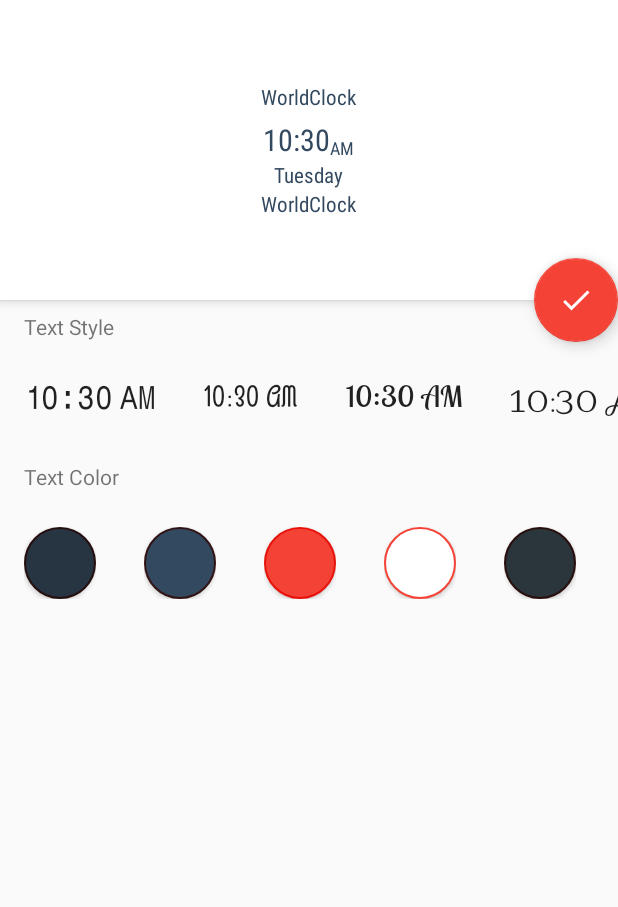
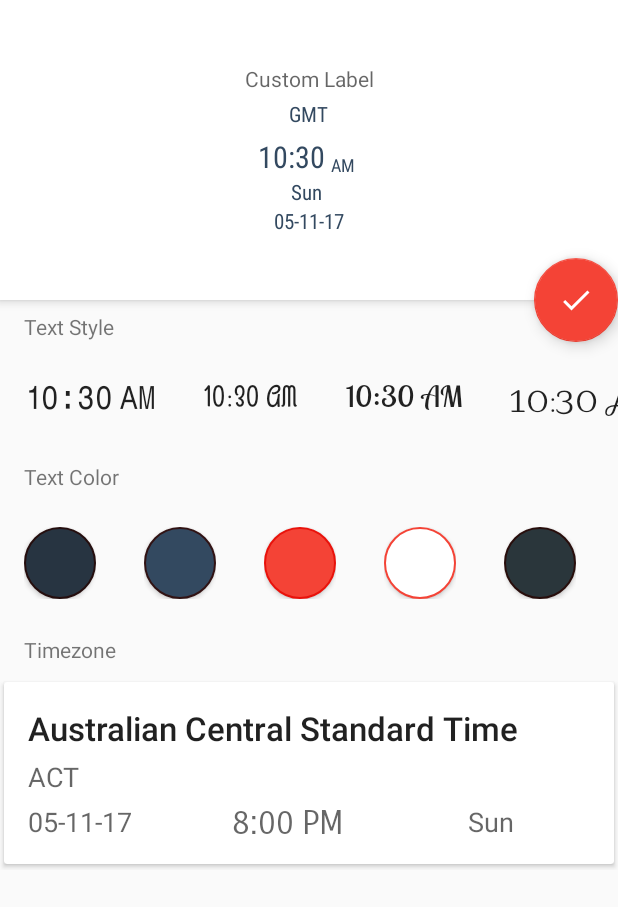
Before and after one commit to zkhan93/WorldClock, an Android app: the WidgetCustomizationActivity screen opened directly, with no data from a screen before it, on a phone screen of 412 x 824 dp. Shown: the top 907 px of the screen. Run offline under Robolectric (Android 15) with nearby library versions, the phone set to English and light mode, and no system bars; Roboto replaces fonts that are not available here.

Commit message:
fixed Widgets: 1- Scaling font size according to font size 2- Widget are updating every minute 3- TimeZone Recylerview code refactor

```diff
--- a/app/src/main/AndroidManifest.xml
+++ b/app/src/main/AndroidManifest.xml
@@ -49,6 +49,7 @@
                 <action android:name="anddroid.appwidget.action.APPWIDGET_CONFIGURATION"/>
             </intent-filter>
         </activity>
+
     </application>
 
 </manifest>
--- a/app/src/main/java/anonestep/com/worldclock/Adapter/TimeZoneTextStyleAdapter.java
+++ b/app/src/main/java/anonestep/com/worldclock/Adapter/TextStyleAdapter.java
@@ -18,14 +18,14 @@ import anonestep.com.worldclock.WidgetCustomizationActivity;
  * Created by Madhur Jain on 8/21/2017.
  */
 
-public class TimeZoneTextStyleAdapter extends RecyclerView.Adapter<TimeZoneTextStyleViewHolder> {
+public class TextStyleAdapter extends RecyclerView.Adapter<TimeZoneTextStyleViewHolder> {
 
     String[] fontStyle;
     private TextStyleSelectorListener mTextStyleClickListener;
     Context context;
     String mTimeZoneId;
 
-    public TimeZoneTextStyleAdapter(Context context, String[] fontStyle) {
+    public TextStyleAdapter(Context context, String[] fontStyle) {
         this.fontStyle = fontStyle;
         this.context = context;
         //this.mTimeZoneId =mTimeZoneId;
--- a/app/src/main/java/anonestep/com/worldclock/Adapter/TimeZoneAdapter.java
+++ b/app/src/main/java/anonestep/com/worldclock/Adapter/TimeZoneAdapter.java
@@ -1,5 +1,6 @@
 package anonestep.com.worldclock.Adapter;
 
+import android.content.Context;
 import android.icu.text.DateFormat;
 import android.icu.text.SimpleDateFormat;
 import android.icu.util.TimeZone;
@@ -15,9 +16,11 @@ import android.view.ViewGroup;
 import java.util.ArrayList;
 import java.util.Calendar;
 import java.util.Date;
+import java.util.List;
 
 import anonestep.com.worldclock.DialogFragment.SaveConfirmationDialog;
 import anonestep.com.worldclock.Listener.ListItemClickListener;
+import anonestep.com.worldclock.Listener.TimeZoneClickListener;
 import anonestep.com.worldclock.R;
 import anonestep.com.worldclock.ViewHolder.TimeZoneViewHolder;
 
@@ -25,43 +28,26 @@ import anonestep.com.worldclock.ViewHolder.TimeZoneViewHolder;
  * Created by Madhur Jain on 4/23/2017.
  */
 
-public class TimeZoneAdapter extends RecyclerView.Adapter<TimeZoneViewHolder> implements ListItemClickListener {
+public class TimeZoneAdapter extends RecyclerView.Adapter<TimeZoneViewHolder>{
 
-    ArrayList<String> timeZoneIdList;
-    FragmentManager fragmentManager;
+    List<String> timeZoneIdList;
+    TimeZoneClickListener itemClickListener;
 
-    public TimeZoneAdapter(ArrayList timeZoneIdList, FragmentManager fragmentManager) {
+    public TimeZoneAdapter(List<String> timeZoneIdList, TimeZoneClickListener itemClickListener) {
         this.timeZoneIdList = timeZoneIdList;
-        this.fragmentManager = fragmentManager;
+        this.itemClickListener = itemClickListener;
     }
 
     @Override
     public TimeZoneViewHolder onCreateViewHolder(ViewGroup parent, int viewType) {
         View view = LayoutInflater.from(parent.getContext()).inflate(R.layout.time_zone_card, parent, false);
-        return new TimeZoneViewHolder(view,this);
-    }
-
-    @Override
-    public void onListItemClick(int position) {
-        SaveConfirmationDialog saveConfirmationDialog = SaveConfirmationDialog.newInstance(timeZoneIdList.get(position));
-        saveConfirmationDialog.show(fragmentManager, "Save Profile");
+        return new TimeZoneViewHolder(view,itemClickListener);
     }
 
 
     @Override
     public void onBindViewHolder(TimeZoneViewHolder holder, int position) {
-        DateFormat dateFormat = new SimpleDateFormat("dd-MM-yy HH:mm E z");
-        Date date = new Date();
-        dateFormat.setTimeZone(TimeZone.getTimeZone(timeZoneIdList.get(position)));
-        String dateString = dateFormat.format(date);
-        String dateArray[] = dateString.split(" ");
-        String displayName = TimeZone.getTimeZone(timeZoneIdList.get(position)).getDisplayName();
-        String timeZone = timeZoneIdList.get(position);
-        holder.displayNameTV.setText(displayName);
-        holder.timeZoneIdTV.setText(timeZone);
-        holder.dateTV.setText(dateArray[0]);
-        holder.timeClock.setTimeZone(timeZoneIdList.get(position));
-        holder.weekDay.setText(dateArray[2]);
+       holder.setTimeZone(timeZoneIdList.get(position));
     }
 
     @Override
--- /dev/null
+++ b/app/src/main/java/anonestep/com/worldclock/Listener/TimeZoneClickListener.java
@@ -0,0 +1,9 @@
+package anonestep.com.worldclock.Listener;
+
+/**
+ * Created by zeeshan on 11/4/17.
+ */
+
+public interface TimeZoneClickListener {
+    void onTimeZoneClick(String timeZoneId);
+}
--- a/app/src/main/java/anonestep/com/worldclock/ViewHolder/TimeZoneViewHolder.java
+++ b/app/src/main/java/anonestep/com/worldclock/ViewHolder/TimeZoneViewHolder.java
@@ -1,5 +1,8 @@
 package anonestep.com.worldclock.ViewHolder;
 
+import android.icu.text.DateFormat;
+import android.icu.text.SimpleDateFormat;
+import android.icu.util.TimeZone;
 import android.support.v7.widget.RecyclerView;
 import android.view.View;
 import android.widget.ImageView;
@@ -8,8 +11,11 @@ import android.widget.TextView;
 
 import org.w3c.dom.Text;
 
+import java.util.Date;
+
 import anonestep.com.worldclock.Adapter.TimeZoneAdapter;
 import anonestep.com.worldclock.Listener.ListItemClickListener;
+import anonestep.com.worldclock.Listener.TimeZoneClickListener;
 import anonestep.com.worldclock.R;
 
 /**
@@ -20,23 +26,40 @@ public class TimeZoneViewHolder extends RecyclerView.ViewHolder implements View.
 
     public TextView displayNameTV, timeZoneIdTV, dateTV, weekDay;
     public TextClock timeClock;
-    public ListItemClickListener listItemClickListener;
+    public TimeZoneClickListener itemClickListener;
+    public String timeZoneId;
 
-    public TimeZoneViewHolder(View itemView, ListItemClickListener listItemClickListener) {
+    public TimeZoneViewHolder(View itemView, TimeZoneClickListener itemClickListener) {
         super(itemView);
-        this.listItemClickListener = listItemClickListener;
-        displayNameTV = (TextView) itemView.findViewById(R.id.displayName);
-        timeZoneIdTV = (TextView) itemView.findViewById(R.id.timeZoneId);
-        dateTV = (TextView) itemView.findViewById(R.id.date);
-        timeClock = (TextClock) itemView.findViewById(R.id.timeClock);
-        weekDay = (TextView) itemView.findViewById(R.id.weekDay);
+        this.itemClickListener = itemClickListener;
+        displayNameTV = itemView.findViewById(R.id.displayName);
+        timeZoneIdTV = itemView.findViewById(R.id.timeZoneId);
+        dateTV = itemView.findViewById(R.id.date);
+        timeClock = itemView.findViewById(R.id.timeClock);
+        weekDay = itemView.findViewById(R.id.weekDay);
         itemView.setOnClickListener(this);
     }
 
 
-
     @Override
     public void onClick(View v) {
-        listItemClickListener.onListItemClick(getAdapterPosition());
+        if (itemClickListener != null)
+            itemClickListener.onTimeZoneClick(timeZoneId);
+    }
+
+    public void setTimeZone(String timeZoneId) {
+        this.timeZoneId = timeZoneId;
+        DateFormat dateFormat = new SimpleDateFormat("dd-MM-yy HH:mm E z");
+        Date date = new Date();
+        dateFormat.setTimeZone(TimeZone.getTimeZone(timeZoneId));
+        String dateString = dateFormat.format(date);
+        String dateArray[] = dateString.split(" ");
+        String displayName = TimeZone.getTimeZone(timeZoneId).getDisplayName();
+
+        displayNameTV.setText(displayName);
+        timeZoneIdTV.setText(timeZoneId);
+        dateTV.setText(dateArray[0]);
+        timeClock.setTimeZone(timeZoneId);
+        weekDay.setText(dateArray[2]);
     }
 }
--- a/app/src/main/java/anonestep/com/worldclock/WidgetCustomizationActivity.java
+++ b/app/src/main/java/anonestep/com/worldclock/WidgetCustomizationActivity.java
@@ -1,17 +1,14 @@
 package anonestep.com.worldclock;
 
 import android.appwidget.AppWidgetManager;
-import android.content.ContentValues;
 import android.content.Intent;
-import android.database.sqlite.SQLiteDatabase;
 import android.graphics.Bitmap;
-import android.graphics.Canvas;
-import android.graphics.Paint;
 import android.graphics.Typeface;
 import android.icu.text.DateFormat;
 import android.icu.text.SimpleDateFormat;
 import android.icu.util.TimeZone;
 import android.os.Bundle;
+import android.preference.PreferenceManager;
 import android.support.design.widget.FloatingActionButton;
 import android.support.v4.content.ContextCompat;
 import android.support.v7.app.AppCompatActivity;
@@ -19,25 +16,29 @@ import android.support.v7.widget.LinearLayoutManager;
 import android.support.v7.widget.RecyclerView;
 import android.util.Log;
 import android.view.View;
-import android.widget.ImageView;
+import android.widget.EditText;
 import android.widget.RemoteViews;
 import android.widget.TextClock;
 import android.widget.TextView;
-import android.widget.Toast;
 
-import java.util.Calendar;
+import java.util.Arrays;
 import java.util.Date;
+import java.util.List;
 
-import anonestep.com.worldclock.Adapter.TimeZoneTextStyleAdapter;
+import anonestep.com.worldclock.Adapter.TextStyleAdapter;
+import anonestep.com.worldclock.Adapter.TimeZoneAdapter;
 import anonestep.com.worldclock.Adapter.WidgetTextColorSelectorAdapter;
-import anonestep.com.worldclock.DbContract.DbContract;
-import anonestep.com.worldclock.DbContract.DbHelper;
 import anonestep.com.worldclock.Listener.TextStyleSelectorListener;
+import anonestep.com.worldclock.Listener.TimeZoneClickListener;
 import anonestep.com.worldclock.Listener.WidgetTextColorSelectorListener;
 
 public class WidgetCustomizationActivity extends AppCompatActivity implements
-        WidgetTextColorSelectorListener, TextStyleSelectorListener {
-
+        WidgetTextColorSelectorListener, TextStyleSelectorListener, TimeZoneClickListener {
+    public static String TAG = WidgetCustomizationActivity.class.getSimpleName();
+    public static String PREF_KEY_WIDGET_COLOR = "WIDGET_COLOR_%d";
+    public static String PREF_KEY_WIDGET_FONT = "WIDGET_FONT_%d";
+    public static String PREF_KEY_WIDGET_TIMZONE = "WIDGET_TIMEZONE_%d";
+    public static String PREF_KEY_WIDGET_LABEL = "WIDGET_LABEL_%d";
     int[] colorIds = {
             R.color.colorPrimary,
             R.color.colorPrimaryDark,
@@ -71,10 +72,10 @@ public class WidgetCustomizationActivity extends AppCompatActivity implements
             "Xiomara-Script.ttf"};
 
     int colorPosition = 0, fontPosition = 0;
+    String currentTimeZoneId;
     TextView mTimeZone, mDate, mAmPm, mWeekDay;
+    EditText customLabel;
     TextClock mTextClock;
-    SQLiteDatabase mSqLiteDatabase;
-    DbHelper dbHelper;
     int mAppWidgetId;
 
     @Override
@@ -86,14 +87,13 @@ public class WidgetCustomizationActivity extends AppCompatActivity implements
       /*  Intent intent = getIntent();
         String timeZoneId = intent.getStringExtra(DbContract.TimeZoneEntry.TIME_ZONE_ID);
         final int timeZoneDbId = intent.getIntExtra(DbContract.TimeZoneEntry._ID, 1);
-*/
-        mTimeZone = (TextView) findViewById(R.id.timeZone);
-        mDate = (TextView) findViewById(R.id.date);
-        mAmPm = (TextView) findViewById(R.id.am_pm);
-        mWeekDay = (TextView) findViewById(R.id.weekDay);
-
-        mTextClock = (TextClock) findViewById(R.id.time_clock);
-
+//*/
+        mTimeZone = findViewById(R.id.timeZone);
+        mDate = findViewById(R.id.date);
+        mAmPm = findViewById(R.id.am_pm);
+        mWeekDay = findViewById(R.id.weekDay);
+        mTextClock = findViewById(R.id.time_clock);
+        customLabel = findViewById(R.id.customLabel);
         Intent intent = getIntent();
         Bundle bundle = intent.getExtras();
         if (bundle != null) {
@@ -101,68 +101,75 @@ public class WidgetCustomizationActivity extends AppCompatActivity implements
                     AppWidgetManager.EXTRA_APPWIDGET_ID,
                     AppWidgetManager.INVALID_APPWIDGET_ID);
         }
-        DateFormat dateFormat = new SimpleDateFormat("dd-MM-yy HH:mm E a");
-        Date date = new Date();
-        String dateString = dateFormat.format(date);
-        String dateArray[] = dateString.split(" ");
 
-  /*      dateFormat.setTimeZone(TimeZone.getTimeZone(timeZoneId));
-        mAmPm.setText(dateArray[3] + " ");
-        mWeekDay.setText(dateArray[2] + " ");
-        mTextClock.setTimeZone(timeZoneId);
-        mTimeZone.setText(TimeZone.getTimeZone(timeZoneId).getDisplayName());
+        currentTimeZoneId = TimeZone.getDefault().getID();
+
+        DateFormat dateFormat = new SimpleDateFormat("dd-MM-yy E a");
+        dateFormat.setTimeZone(TimeZone.getTimeZone(currentTimeZoneId));
+
+        String dateArray[] = dateFormat.format(new Date()).split(" ");
+
         mDate.setText(dateArray[0]);
-*/
-        RecyclerView mTextColorRecyclerView = (RecyclerView) findViewById(R.id.text_color_recyclerview);
+        mWeekDay.setText(dateArray[1] + " ");
+        mAmPm.setText(dateArray[2] + " ");
+        mTextClock.setTimeZone(currentTimeZoneId);
+        mTimeZone.setText(TimeZone.getTimeZone(currentTimeZoneId).getDisplayName());
+
+        RecyclerView mTextColorRecyclerView = findViewById(R.id.text_color_recyclerview);
         mTextColorRecyclerView.setLayoutManager(new LinearLayoutManager(getBaseContext(),
                 LinearLayoutManager.HORIZONTAL, false));
-        WidgetTextColorSelectorAdapter textColorSelectorAdapter = new WidgetTextColorSelectorAdapter(getBaseContext(), colorIds);
-
+        WidgetTextColorSelectorAdapter textColorSelectorAdapter = new
+                WidgetTextColorSelectorAdapter(getBaseContext(), colorIds);
         textColorSelectorAdapter.setWidgetTextColorSelectorListener(this);
         mTextColorRecyclerView.setAdapter(textColorSelectorAdapter);
 
 
-        RecyclerView mTextStyleRecyclerView = (RecyclerView) findViewById(R.id.text_style_recyclerview);
+        RecyclerView mTextStyleRecyclerView = findViewById(R.id.text_style_recyclerview);
         mTextStyleRecyclerView.setLayoutManager(new LinearLayoutManager(getBaseContext(),
                 LinearLayoutManager.HORIZONTAL, false));
-        TimeZoneTextStyleAdapter mTimeZoneTextStyleAdapter = new TimeZoneTextStyleAdapter(getBaseContext(), fonts);
-        mTextStyleRecyclerView.setAdapter(mTimeZoneTextStyleAdapter);
-        mTimeZoneTextStyleAdapter.setWidgetTextStycleClickListener(this);
+        TextStyleAdapter mTextStyleAdapter = new TextStyleAdapter
+                (getBaseContext(), fonts);
+        mTextStyleAdapter.setWidgetTextStycleClickListener(this);
+        mTextStyleRecyclerView.setAdapter(mTextStyleAdapter);
+
+        RecyclerView mTimezoneRecyclerView = findViewById(R.id.timezone_recyclerview);
+        mTimezoneRecyclerView.setLayoutManager(new LinearLayoutManager(getBaseContext(),
+                LinearLayoutManager.HORIZONTAL, false));
+        List<String> timeZones = Arrays.asList(TimeZone
+                .getAvailableIDs());
+        TimeZoneAdapter mTimeZoneAdapter = new TimeZoneAdapter(timeZones,
+                this);
+        mTimezoneRecyclerView.setAdapter(mTimeZoneAdapter);
 
 
-        textColorSelectorAdapter.setWidgetTextColorSelectorListener(this);
-        mTextColorRecyclerView.setAdapter(textColorSelectorAdapter);
-
-
-        FloatingActionButton fab = (FloatingActionButton) findViewById(R.id.fab);
+        FloatingActionButton fab = findViewById(R.id.fab);
         fab.setOnClickListener(new View.OnClickListener() {
             @Override
             public void onClick(View view) {
-  /*              dbHelper = new DbHelper(getBaseContext());
-                ContentValues contentValues = new ContentValues();
-                contentValues.put(DbContract.WidgetEntry.TIME_ZONE_ID, timeZoneDbId);
-                contentValues.put(DbContract.WidgetEntry.WIDGET_COLOR_ID, colorIds[colorPosition]);
-                contentValues.put(DbContract.WidgetEntry.WIDGET_FONT_ID, fonts[fontPosition]);
-                mSqLiteDatabase = dbHelper.getWritableDatabase();
-                long id = mSqLiteDatabase.insert(DbContract.WidgetEntry.TABLE_WIDGET, null, contentValues);
-                if (id != 0) {
-                    Toast.makeText(getBaseContext(), "Widget Added", Toast.LENGTH_LONG).show();
-                    mSqLiteDatabase.close();
-                } else {
-                    Toast.makeText(getBaseContext(), "Widget Not Added", Toast.LENGTH_LONG).show();
-                }*/
-                DateFormat dateFormat = new SimpleDateFormat("dd-MM-yy HH:mm E a");
-                Date date = new Date();
-                String dateString = dateFormat.format(date);
-                String dateArray[] = dateString.split(" ");
 
-                AppWidgetManager appWidgetManager = AppWidgetManager.getInstance(getBaseContext());
-                RemoteViews views = new RemoteViews(getBaseContext().getPackageName(), R.layout.new_app_widget);
+                AppWidgetManager appWidgetManager = AppWidgetManager.getInstance
+                        (WidgetCustomizationActivity.this);
+                RemoteViews views = new RemoteViews(WidgetCustomizationActivity.this
+                        .getApplicationContext()
+                        .getPackageName(), R.layout.new_app_widget);
+                Bitmap image = ClockWidget.getContentBitmap(WidgetCustomizationActivity.this,
+                        getColor
+                                (colorIds[colorPosition]),
+                        fonts[fontPosition], currentTimeZoneId, customLabel.getText().toString());
+                views.setImageViewBitmap(R.id.canvas, image);
+                PreferenceManager.getDefaultSharedPreferences(WidgetCustomizationActivity.this
+                        .getApplicationContext())
+                        .edit().putInt(String.format(PREF_KEY_WIDGET_COLOR, mAppWidgetId),
+                        getColor(colorIds[colorPosition])).putString(String.format
+                        (PREF_KEY_WIDGET_FONT,
+                        mAppWidgetId), fonts[fontPosition]).putString(String.format
+                        (PREF_KEY_WIDGET_TIMZONE, mAppWidgetId), currentTimeZoneId).putString
+                        (String.format
+                                (PREF_KEY_WIDGET_LABEL, mAppWidgetId), customLabel.getText()
+                                .toString())
+                        .commit();
 
-                views.setImageViewBitmap(R.id.timeZone,buildUpdate("India"));
-                views.setImageViewBitmap(R.id.am_pm, buildUpdate(dateArray[3]));
-                views.setTextViewText(R.id.weekDay, dateArray[2]);
-                views.setTextViewText(R.id.date, dateArray[0]);
+                Log.d(TAG, "created onfig for widget: " + mAppWidgetId);
                 appWidgetManager.updateAppWidget(mAppWidgetId, views);
                 Intent resultValue = new Intent();
                 resultValue.putExtra(AppWidgetManager.EXTRA_APPWIDGET_ID, mAppWidgetId);
@@ -172,32 +179,15 @@ public class WidgetCustomizationActivity extends AppCompatActivity implements
         });
     }
 
-
-
-    public Bitmap buildUpdate(String time)
-    {
-        Bitmap myBitmap = Bitmap.createBitmap(160, 84, Bitmap.Config.ARGB_4444);
-        Canvas myCanvas = new Canvas(myBitmap);
-        Paint paint = new Paint();
-        Typeface clock = Typeface.createFromAsset(this.getAssets(),"fonts/MonospaceTypewriter.ttf");
-        paint.setAntiAlias(true);
-        paint.setSubpixelText(true);
-        paint.setTypeface(clock);
-        paint.setStyle(Paint.Style.FILL);
-        paint.setColor(colorIds[colorPosition]);
-        paint.setTextSize(65);
-        paint.setTextAlign(Paint.Align.CENTER);
-        myCanvas.drawText(time, 80, 60, paint);
-        return myBitmap;
-    }
-
-
     @Override
     public void onWidgetTextColorSelect(int position) {
         colorPosition = position;
         mTimeZone.setTextColor(ContextCompat.getColor(getBaseContext(), colorIds[position]));
         mTextClock.setTextColor(ContextCompat.getColor(getBaseContext(), colorIds[position]));
         mDate.setTextColor(ContextCompat.getColor(getBaseContext(), colorIds[position]));
+        mWeekDay.setTextColor(ContextCompat.getColor(getBaseContext(), colorIds[position]));
+        mAmPm.setTextColor(ContextCompat.getColor(getBaseContext(), colorIds[position]));
+
     }
 
     @Override
@@ -210,4 +200,11 @@ public class WidgetCustomizationActivity extends AppCompatActivity implements
         mWeekDay.setTypeface(custom_font);
         mAmPm.setTypeface(custom_font);
     }
+
+    @Override
+    public void onTimeZoneClick(String timeZoneId) {
+        currentTimeZoneId = timeZoneId;
+        if (mTimeZone != null)
+            mTimeZone.setText(timeZoneId);
+    }
 }
--- a/app/src/main/res/layout/activity_widget_customization.xml
+++ b/app/src/main/res/layout/activity_widget_customization.xml
@@ -21,12 +21,23 @@
 
 
             <LinearLayout
-                android:layout_width="wrap_content"
+                android:layout_width="match_parent"
                 android:layout_height="wrap_content"
                 android:layout_gravity="center"
                 android:orientation="vertical"
                 android:padding="@dimen/default_padding">
 
+
+                <EditText
+                    android:id="@+id/customLabel"
+                    android:layout_width="match_parent"
+                    android:layout_height="wrap_content"
+                    android:layout_marginBottom="4dp"
+                    android:background="@null"
+                    android:gravity="center"
+                    android:hint="Custom Label"
+                    android:textSize="14sp"
+                    tools:text="Office"/>
 
                 <TextView
                     android:id="@+id/timeZone"
@@ -34,10 +45,10 @@
                     android:layout_height="wrap_content"
                     android:layout_gravity="center"
                     android:fontFamily="sans-serif-condensed"
-                    android:text="@string/app_name"
                     android:textColor="@color/colorPrimaryDark"
                     android:textSize="14sp"
-                    android:typeface="monospace"/>
+                    android:typeface="monospace"
+                    tools:text="Timezone"/>
 
                 <LinearLayout
                     android:layout_width="wrap_content"
@@ -55,7 +66,8 @@
                         android:paddingTop="5dp"
                         android:textColor="@color/colorPrimaryDark"
                         android:textSize="20sp"
-                        android:typeface="monospace"/>
+                        android:typeface="monospace"
+                        tools:text="12:34"/>
 
 
                     <TextView
@@ -63,11 +75,12 @@
                         android:layout_width="wrap_content"
                         android:layout_height="wrap_content"
                         android:layout_gravity="bottom"
+                        android:layout_marginStart="4dp"
                         android:fontFamily="sans-serif-condensed"
-                        android:text="AM"
                         android:textColor="@color/colorPrimaryDark"
                         android:textSize="12sp"
-                        android:typeface="monospace"/>
+                        android:typeface="monospace"
+                        tools:text="AM"/>
 
                 </LinearLayout>
 
@@ -77,10 +90,10 @@
                     android:layout_height="wrap_content"
                     android:layout_gravity="center"
                     android:fontFamily="sans-serif-condensed"
-                    android:text="Tuesday"
                     android:textColor="@color/colorPrimaryDark"
                     android:textSize="14sp"
-                    android:typeface="monospace"/>
+                    android:typeface="monospace"
+                    tools:text="Tuesday"/>
 
 
                 <TextView
@@ -89,12 +102,10 @@
                     android:layout_height="wrap_content"
                     android:layout_gravity="center"
                     android:fontFamily="sans-serif-condensed"
-                    android:text="@string/app_name"
                     android:textColor="@color/colorPrimaryDark"
                     android:textSize="14sp"
-                    android:typeface="monospace"/>
-
-
+                    android:typeface="monospace"
+                    tools:text="12 Nov, 2017"/>
             </LinearLayout>
 
 
@@ -110,8 +121,6 @@
         app:layout_anchorGravity="bottom|end"
         app:srcCompat="@drawable/ic_done_black_24dp"/>
 
-
     <include layout="@layout/content_widget_customization"/>
 
-
 </android.support.design.widget.CoordinatorLayout>
--- a/app/src/main/res/layout/content_widget_customization.xml
+++ b/app/src/main/res/layout/content_widget_customization.xml
@@ -16,7 +16,6 @@
         android:orientation="vertical">
 
 
-
         <TextView
             android:layout_width="wrap_content"
             android:layout_height="wrap_content"
@@ -29,9 +28,6 @@
             android:id="@+id/text_style_recyclerview"
             android:layout_width="match_parent"
             android:layout_height="wrap_content"/>
-
-
-
 
         <TextView
             android:layout_width="wrap_content"
@@ -47,7 +43,18 @@
             android:layout_height="wrap_content"/>
 
 
+        <TextView
+            android:layout_width="wrap_content"
+            android:layout_height="wrap_content"
+            android:paddingBottom="8dp"
+            android:paddingLeft="@dimen/default_padding"
+            android:paddingTop="8dp"
+            android:text="@string/timezone"/>
 
+        <android.support.v7.widget.RecyclerView
+            android:id="@+id/timezone_recyclerview"
+            android:layout_width="match_parent"
+            android:layout_height="wrap_content"/>
 
     </LinearLayout>
 
--- a/app/src/main/res/values/strings.xml
+++ b/app/src/main/res/values/strings.xml
@@ -14,4 +14,5 @@
     <string name="widget_background">Widget Background</string>
     <string name="widget_color">Widget Color</string>
     <string name="text_color">Text Color</string>
+    <string name="timezone">Timezone</string>
 </resources>
```
Also changed, not shown: app/src/main/java/anonestep/com/worldclock/ClockWidget.java (+202 -12 lines), app/src/main/java/anonestep/com/worldclock/TimeZoneListActivity.java (+15 -5 lines), app/src/main/res/layout/new_app_widget.xml (+11 -71 lines), app/src/main/res/xml/new_app_widget_info.xml (+4 -3 lines).
